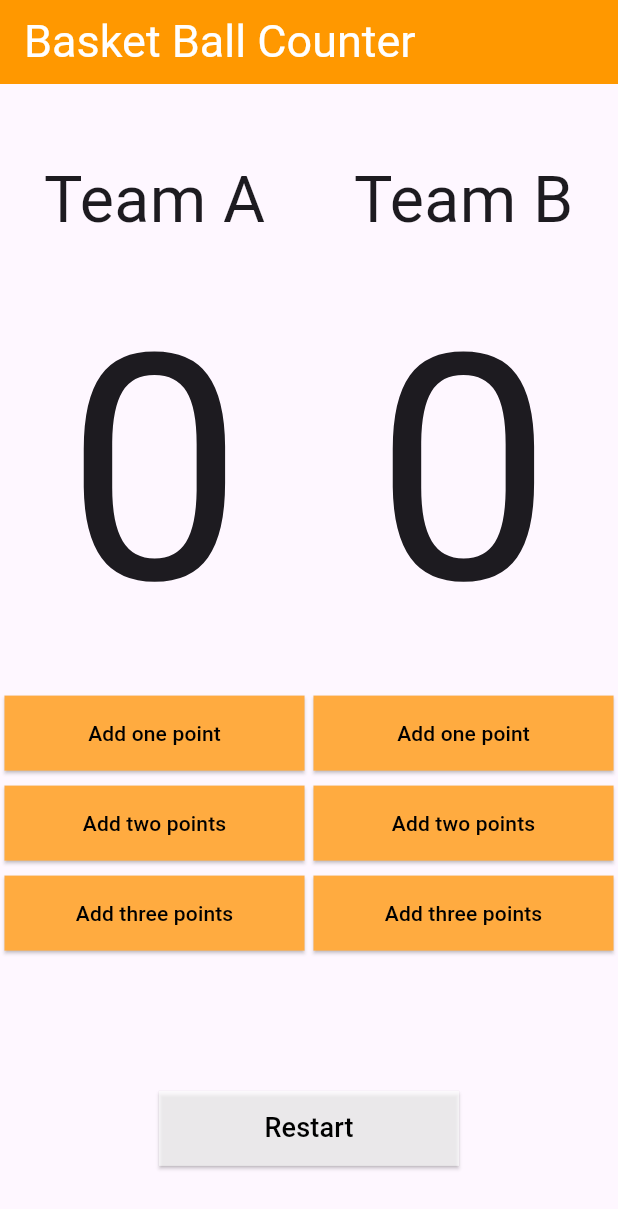
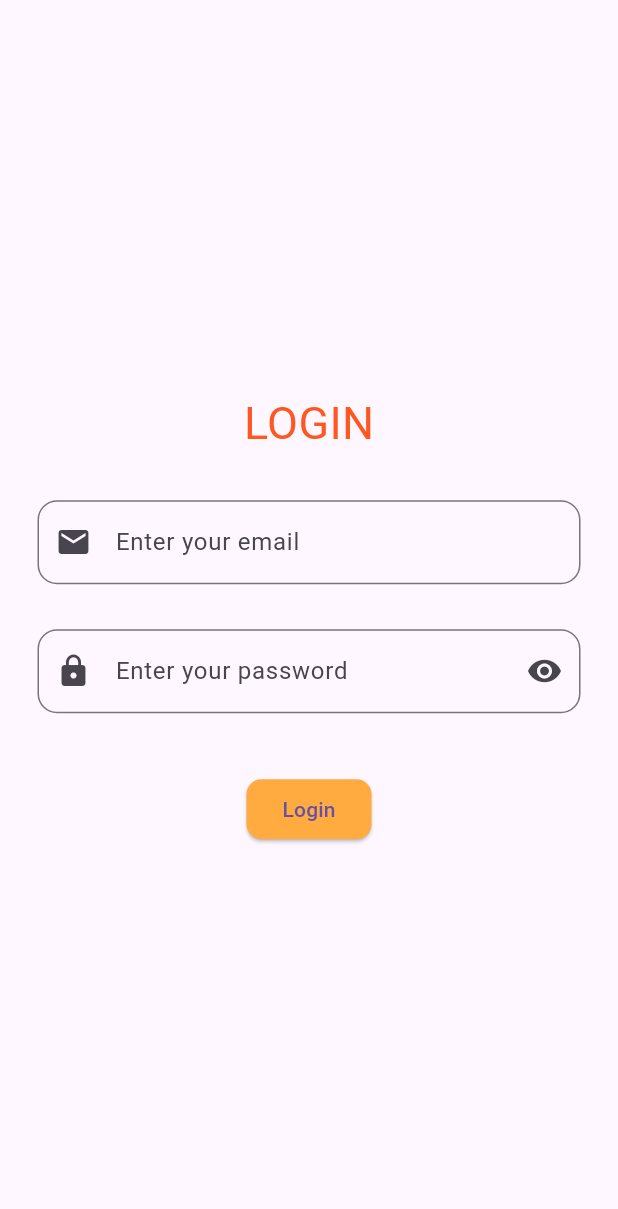
Before and after one commit to RoaDahalan/Basketball_Counter, a Flutter app: the screen it shows after launch, on a phone screen of 412 x 824 dp. Shown: the top 1209 px of the screen. Run offline on Flutter 3.47's test engine with Material 3 defaults, Android fonts, the phone set to English and light mode, and no system bars.

Commit message:
I updated the application so that it has several interfaces, including the login page, the team names page, and the last page for the counter.

```diff
--- /dev/null
+++ b/lib/Login.dart
@@ -0,0 +1,81 @@
+import 'package:flutter/cupertino.dart';
+import 'package:flutter/material.dart';
+import 'package:roaa_project/Names.dart';
+
+class Login extends StatefulWidget {
+  const Login({super.key}) ;
+
+  @override
+  State<Login> createState() => _LoginPageState();
+
+}
+
+class _LoginPageState  extends State<Login>{
+  @override
+  bool securePassword = true ;
+  Widget build(BuildContext context) {
+    return Scaffold(
+      body: Center(
+        child: SingleChildScrollView(
+          child: Padding(
+            padding: const EdgeInsets.all(25),
+            child: Column(
+              children: [
+                Text("LOGIN" , style: TextStyle(fontSize: 30 , color: Colors.deepOrange),) ,
+                SizedBox(height: 30,),
+                TextField(
+                  decoration: InputDecoration(
+                      labelText: "Enter your email",
+                      hintText: "example@gmail.com",
+                      prefixIcon: Icon(Icons.email),
+                      border: OutlineInputBorder(
+                        borderRadius: BorderRadius.circular(13),
+                      )
+                  ),
+                ),
+
+                SizedBox(height: 30,),
+                TextField(
+                  obscureText: securePassword,
+                  decoration: InputDecoration(
+                    labelText: "Enter your password",
+                    hintText: "**************",
+                    prefixIcon: Icon(Icons.lock),
+                    suffixIcon: IconButton(
+                      onPressed: () {
+                        setState(() {
+                          securePassword = !securePassword;
+                        });
+                      },
+                      icon: Icon(
+                        securePassword ? Icons.visibility : Icons.visibility_off,
+                      ),
+                    ),
+                    border: OutlineInputBorder(
+                      borderRadius: BorderRadius.circular(13),
+                    ),
+                  ),
+                ),
+
+
+                SizedBox(height: 40,),
+                ElevatedButton(
+                    style: ElevatedButton.styleFrom(
+                      shape: RoundedRectangleBorder(
+                        borderRadius: BorderRadius.circular(10),
+                      ),
+                      backgroundColor: Colors.orangeAccent ,
+                    ),
+                    onPressed: (){
+                      Navigator.push(context,
+                          MaterialPageRoute(builder: (context) => Names()));
+                    },
+                    child: Text("Login"))
+              ],
+            ),
+          ),
+        ),
+      ),
+    );
+  }
+}
--- a/lib/main.dart
+++ b/lib/main.dart
@@ -1,166 +1,11 @@
 import 'package:flutter/material.dart';
+import 'Login.dart';
+import 'MyApp.dart';
 
 void main() {
-  runApp(const MyApp());
+  runApp(
+    const MaterialApp(
+      home: Login(),
+    ),
+  );
 }
-
-class MyApp extends StatefulWidget {
-  const MyApp({super.key});
-
-  @override
-  State<MyApp> createState() => _MyAppState();
-}
-
-class _MyAppState extends State<MyApp> {
-  int a = 0;
-  int b = 0;
-  @override
-  Widget build(BuildContext context) {
-    return MaterialApp(
-      home: Scaffold(
-        appBar: AppBar(
-          backgroundColor: Colors.orange,
-          title: Text("Basket Ball Counter",
-            style: TextStyle(color: Colors.white, fontSize: 30),
-          ),
-        ),
-        body: Column(
-          mainAxisAlignment: MainAxisAlignment.spaceAround,
-          children: [
-            Row(
-              mainAxisAlignment: MainAxisAlignment.spaceAround,
-              children: [
-                // Team A
-                Column(
-                  mainAxisAlignment: MainAxisAlignment.center,
-                  children: [
-                    Text("Team A", style: TextStyle(fontSize: 43)),
-                    Text("$a", style: TextStyle(fontSize: 210)),
-                    ElevatedButton(
-                      style: ElevatedButton.styleFrom(
-                        fixedSize: Size(200, 50),
-                        backgroundColor: Colors.orangeAccent,
-                        shape: RoundedRectangleBorder(
-                          borderRadius: BorderRadius.zero,
-                        ),
-                      ),
-                      onPressed: () {
-                        setState(() {
-                          a += 1;
-                        });
-                      },
-                      child: Text("Add one point", style: TextStyle(color: Colors.black)),
-                    ),
-                    SizedBox(height: 10),
-                    ElevatedButton(
-                      style: ElevatedButton.styleFrom(
-                        fixedSize: Size(200, 50),
-                        backgroundColor: Colors.orangeAccent,
-                        shape: RoundedRectangleBorder(
-                          borderRadius: BorderRadius.zero,
-                        ),
-                      ),
-                      onPressed: () {
-                        setState(() {
-                          a += 2;
-                        });
-                      },
-                      child: Text("Add two points", style: TextStyle(color: Colors.black)),
-                    ),
-                    SizedBox(height: 10),
-                    ElevatedButton(
-                      style: ElevatedButton.styleFrom(
-                        fixedSize: Size(200, 50),
-                        backgroundColor: Colors.orangeAccent,
-                        shape: RoundedRectangleBorder(
-                          borderRadius: BorderRadius.zero,
-                        ),
-                      ),
-                      onPressed: () {
-                        setState(() {
-                          a += 3;
-                        });
-                      },
-                      child: Text("Add three points", style: TextStyle(color: Colors.black)),
-                    ),
-                  ],
-                ),
-
-                // Team B
-                Column(
-                  mainAxisAlignment: MainAxisAlignment.center,
-                  children: [
-                    Text("Team B", style: TextStyle(fontSize: 43)),
-                    Text("$b", style: TextStyle(fontSize: 210)),
-                    ElevatedButton(
-                      style: ElevatedButton.styleFrom(
-                        fixedSize: Size(200, 50),
-                        backgroundColor: Colors.orangeAccent,
-                        shape: RoundedRectangleBorder(
-                          borderRadius: BorderRadius.zero,
-                        ),
-                      ),
-                      onPressed: () {
-                        setState(() {
-                          b += 1;
-                        });
-                      },
-                      child: Text("Add one point", style: TextStyle(color: Colors.black)),
-                    ),
-                    SizedBox(height: 10),
-                    ElevatedButton(
-                      style: ElevatedButton.styleFrom(
-                        fixedSize: Size(200, 50),
-                        backgroundColor: Colors.orangeAccent,
-                        shape: RoundedRectangleBorder(
-                          borderRadius: BorderRadius.zero,
-                        ),
-                      ),
-                      onPressed: () {
-                        setState(() {
-                          b += 2;
-                        });
-                      },
-                      child: Text("Add two points", style: TextStyle(color: Colors.black)),
-                    ),
-                    SizedBox(height: 10),
-                    ElevatedButton(
-                      style: ElevatedButton.styleFrom(
-                        fixedSize: Size(200, 50),
-                        backgroundColor: Colors.orangeAccent,
-                        shape: RoundedRectangleBorder(
-                          borderRadius: BorderRadius.zero,
-                        ),
-                      ),
-                      onPressed: () {
-                        setState(() {
-                          b += 3;
-                        });
-                      },
-                      child: Text("Add three points", style: TextStyle(color: Colors.black)),
-                    ),
-                  ],
-                ),
-              ],
-            ),
-
-              ElevatedButton(
-                style: ElevatedButton.styleFrom(
-                  fixedSize: Size(200, 50),
-                  backgroundColor: Colors.white70,
-                  shape: RoundedRectangleBorder(borderRadius: BorderRadius.zero),
-                ),
-                onPressed: () {
-                  setState(() {
-                    a = 0;
-                    b = 0;
-                  });
-                },
-                child: Text("Restart", style: TextStyle(color: Colors.black, fontSize: 18)),
-              ),
-          ],
-        ),
-      ),
-    );
-  }
-}
```
Also changed, not shown: lib/MyApp.dart (added, +178 -0 lines), lib/Names.dart (added, +74 -0 lines).
